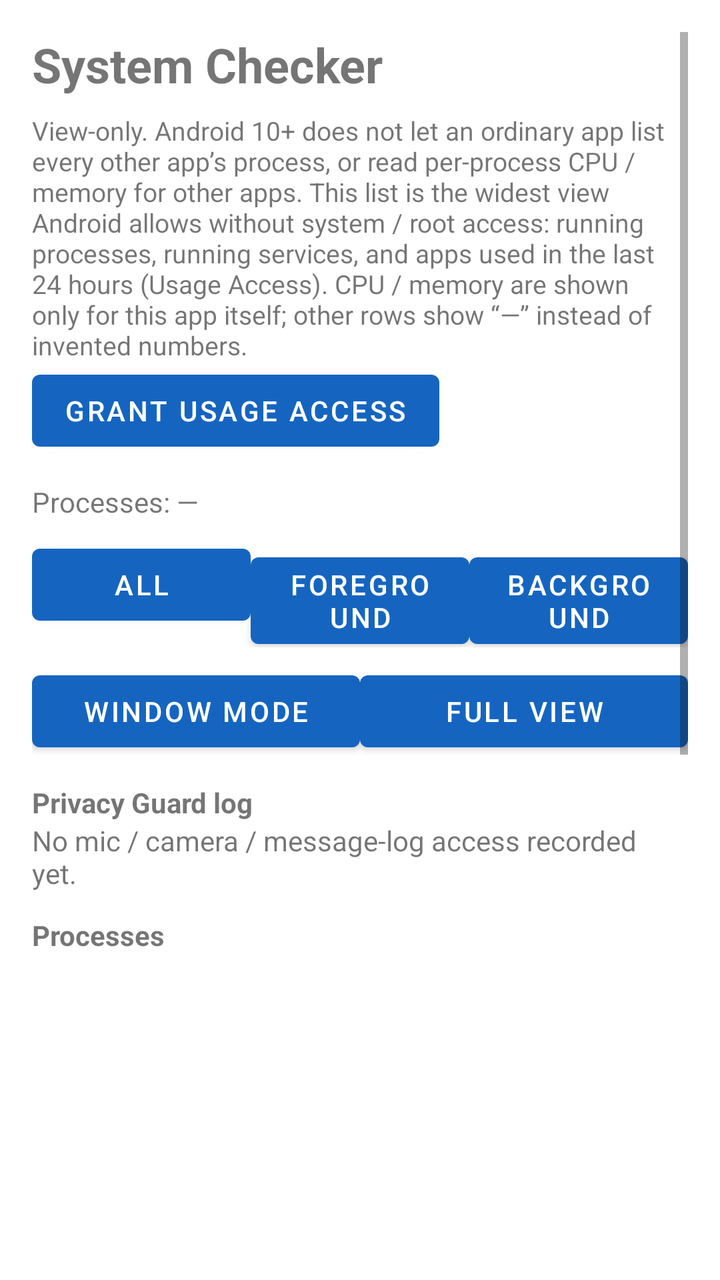
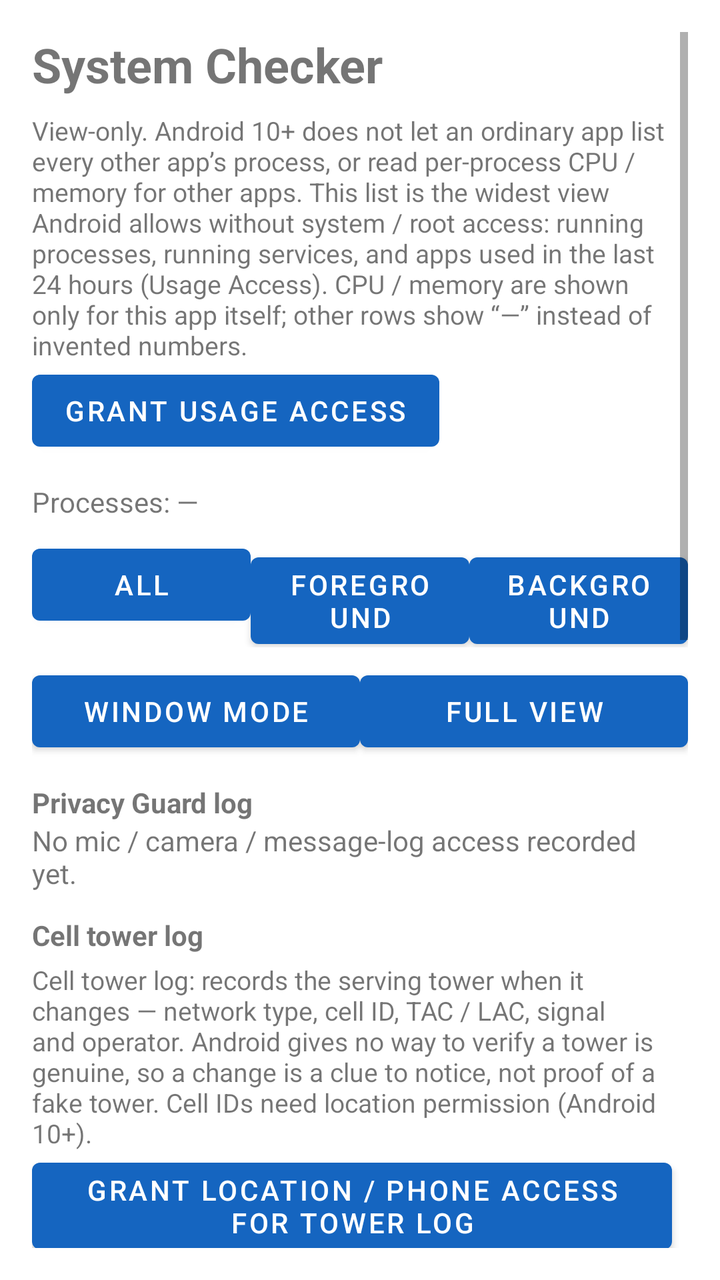

An Android layout rendered at two revisions. The XML below is the earlier revision; the diff shows what the commit changed to produce the second picture.
<!-- AndroidManifest.xml: application theme Theme.SystemChecker -->
<!-- res/layout/activity_main.xml -->
<?xml version="1.0" encoding="utf-8"?>
<ScrollView xmlns:android="http://schemas.android.com/apk/res/android"
    android:layout_width="match_parent"
    android:layout_height="match_parent"
    android:padding="16dp">

    <LinearLayout
        android:layout_width="match_parent"
        android:layout_height="wrap_content"
        android:orientation="vertical">

        <TextView
            android:layout_width="match_parent"
            android:layout_height="wrap_content"
            android:text="@string/app_name"
            android:textSize="24sp"
            android:textStyle="bold" />

        <TextView
            android:layout_width="match_parent"
            android:layout_height="wrap_content"
            android:text="@string/honest_limit_note"
            android:textSize="13sp"
            android:paddingTop="8dp" />

        <TextView
            android:id="@+id/usageAccessWarning"
            android:layout_width="match_parent"
            android:layout_height="wrap_content"
            android:text="@string/usage_access_warning"
            android:textColor="#B00020"
            android:paddingTop="8dp"
            android:visibility="gone" />

        <Button
            android:id="@+id/grantUsageAccessButton"
            android:layout_width="wrap_content"
            android:layout_height="wrap_content"
            android:text="@string/grant_usage_access" />

        <TextView
            android:id="@+id/summaryText"
            android:layout_width="match_parent"
            android:layout_height="wrap_content"
            android:paddingTop="12dp"
            android:text="Processes: —" />

        <LinearLayout
            android:layout_width="match_parent"
            android:layout_height="wrap_content"
            android:orientation="horizontal"
            android:paddingTop="8dp">

            <Button
                android:id="@+id/filterAll"
                android:layout_width="0dp"
                android:layout_height="wrap_content"
                android:layout_weight="1"
                android:text="All" />

            <Button
                android:id="@+id/filterForeground"
                android:layout_width="0dp"
                android:layout_height="wrap_content"
                android:layout_weight="1"
                android:text="Foreground" />

            <Button
                android:id="@+id/filterBackground"
                android:layout_width="0dp"
                android:layout_height="wrap_content"
                android:layout_weight="1"
                android:text="Background" />
        </LinearLayout>

        <LinearLayout
            android:layout_width="match_parent"
            android:layout_height="wrap_content"
            android:orientation="horizontal"
            android:paddingTop="8dp">

            <Button
                android:id="@+id/windowModeButton"
                android:layout_width="0dp"
                android:layout_height="wrap_content"
                android:layout_weight="1"
                android:text="Window mode" />

            <Button
                android:id="@+id/fullViewButton"
                android:layout_width="0dp"
                android:layout_height="wrap_content"
                android:layout_weight="1"
                android:text="Full view" />
        </LinearLayout>

        <TextView
            android:id="@+id/alertBanner"
            android:layout_width="match_parent"
            android:layout_height="wrap_content"
            android:background="#FFCDD2"
            android:padding="12dp"
            android:textColor="#B00020"
            android:textStyle="bold"
            android:visibility="gone" />

        <TextView
            android:layout_width="match_parent"
            android:layout_height="wrap_content"
            android:paddingTop="12dp"
            android:text="Privacy Guard log"
            android:textStyle="bold" />

        <TextView
            android:id="@+id/alertLog"
            android:layout_width="match_parent"
            android:layout_height="wrap_content"
            android:text="No mic / camera / message-log access recorded yet." />

        <TextView
            android:layout_width="match_parent"
            android:layout_height="wrap_content"
            android:paddingTop="12dp"
            android:text="Processes"
            android:textStyle="bold" />

        <TextView
            android:id="@+id/emptyText"
            android:layout_width="match_parent"
            android:layout_height="wrap_content"
            android:text="No processes found. Grant Usage Access to see more."
            android:visibility="gone" />

        <androidx.recyclerview.widget.RecyclerView
            android:id="@+id/processList"
            android:layout_width="match_parent"
            android:layout_height="600dp"
            android:nestedScrollingEnabled="false" />

    </LinearLayout>
</ScrollView>
<!-- resources referenced by this layout -->
<resources>
  <string name="app_name">System Checker</string>
  <string name="grant_usage_access">Grant Usage Access</string>
  <string name="honest_limit_note">View-only. Android 10+ does not let an ordinary app list every other app’s process, or read per-process CPU / memory for other apps. This list is the widest view Android allows without system / root access: running processes, running services, and apps used in the last 24 hours (Usage Access). CPU / memory are shown only for this app itself; other rows show “—” instead of invented numbers.</string>
  <string name="usage_access_warning">Usage Access is not granted, so the list will be short. Grant it in Settings to see apps used in the last 24 hours.</string>
  <style name="Theme.SystemChecker" parent="Theme.MaterialComponents.DayNight.DarkActionBar">
          <item name="colorPrimary">#1565C0</item>
          <item name="colorPrimaryVariant">#0D47A1</item>
          <item name="colorOnPrimary">#FFFFFF</item>
      </style>
</resources>

<!-- the commit's change to res/layout/activity_main.xml (unified diff, before → after) -->
@@ -121,6 +121,40 @@
             android:layout_width="match_parent"
             android:layout_height="wrap_content"
             android:paddingTop="12dp"
+            android:text="Cell tower log"
+            android:textStyle="bold" />
+
+        <TextView
+            android:layout_width="match_parent"
+            android:layout_height="wrap_content"
+            android:text="@string/cell_tower_note"
+            android:textSize="13sp"
+            android:paddingTop="4dp" />
+
+        <TextView
+            android:id="@+id/cellTowerWarning"
+            android:layout_width="match_parent"
+            android:layout_height="wrap_content"
+            android:textColor="#B00020"
+            android:paddingTop="8dp"
+            android:visibility="gone" />
+
+        <Button
+            android:id="@+id/grantCellAccessButton"
+            android:layout_width="wrap_content"
+            android:layout_height="wrap_content"
+            android:text="@string/grant_cell_access" />
+
+        <TextView
+            android:id="@+id/cellTowerLog"
+            android:layout_width="match_parent"
+            android:layout_height="wrap_content"
+            android:text="No cell tower change recorded yet." />
+
+        <TextView
+            android:layout_width="match_parent"
+            android:layout_height="wrap_content"
+            android:paddingTop="12dp"
             android:text="Processes"
             android:textStyle="bold" />
 
<!-- resource entries referenced after the edit -->
@@ -1,6 +1,8 @@
 <!-- resources referenced by this layout -->
 <resources>
   <string name="app_name">System Checker</string>
+  <string name="cell_tower_note">Cell tower log: records the serving tower when it changes — network type, cell ID, TAC / LAC, signal and operator. Android gives no way to verify a tower is genuine, so a change is a clue to notice, not proof of a fake tower. Cell IDs need location permission (Android 10+).</string>
+  <string name="grant_cell_access">Grant location / phone access for tower log</string>
   <string name="grant_usage_access">Grant Usage Access</string>
   <string name="honest_limit_note">View-only. Android 10+ does not let an ordinary app list every other app’s process, or read per-process CPU / memory for other apps. This list is the widest view Android allows without system / root access: running processes, running services, and apps used in the last 24 hours (Usage Access). CPU / memory are shown only for this app itself; other rows show “—” instead of invented numbers.</string>
   <string name="usage_access_warning">Usage Access is not granted, so the list will be short. Grant it in Settings to see apps used in the last 24 hours.</string>
